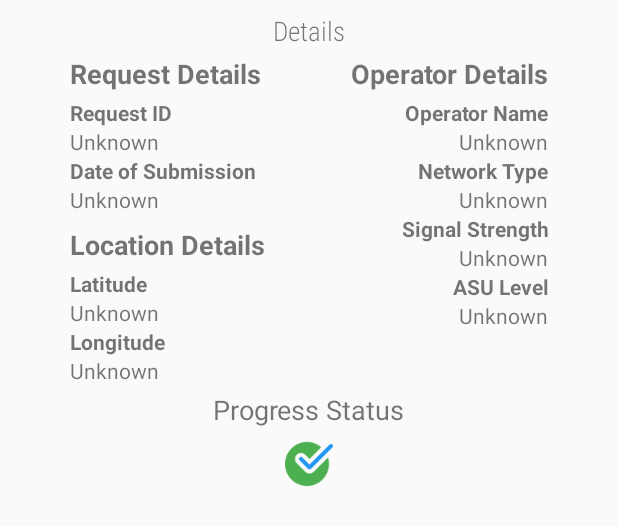
After one commit to arnabmaji/NetworkComplaints-android, an Android app: the layout dialog_request_detail.xml on its own in the app's theme, with its tools: preview values and no code run, on a phone screen of 412 x 824 dp. The commit adds this screen. Shown: the top 526 px of the screen. Run offline under Robolectric (Android 15) with nearby library versions, the phone set to English and light mode, and no system bars.

Commit message:
create dialog to view detailed info about user's each request

```diff
--- a/app/src/main/java/io/github/arnabmaji19/networkcomplaints/RequestsFragment.java
+++ b/app/src/main/java/io/github/arnabmaji19/networkcomplaints/RequestsFragment.java
@@ -73,7 +73,7 @@ public class RequestsFragment extends Fragment {
                 userRequestsAPI.addOnCompleteListener(new UserRequestsAPI.OnCompleteListener() {
                     @Override
                     public void onComplete(int statusCode, List<RequestDetails> requestDetailsList) {
-                        RequestListAdapter requestListAdapter = new RequestListAdapter(requestDetailsList);
+                        RequestListAdapter requestListAdapter = new RequestListAdapter(activity, requestDetailsList);
                         requestsRecyclerView.setAdapter(requestListAdapter);
                         layoutToggler.setVisible(userRequestsLayout);
                     }
--- /dev/null
+++ b/app/src/main/java/io/github/arnabmaji19/networkcomplaints/util/RequestDetailsDialog.java
@@ -0,0 +1,49 @@
+package io.github.arnabmaji19.networkcomplaints.util;
+
+import android.app.Dialog;
+import android.content.Context;
+import android.os.Bundle;
+import android.view.Window;
+import android.widget.ImageView;
+import android.widget.TextView;
+
+import androidx.annotation.NonNull;
+
+import io.github.arnabmaji19.networkcomplaints.R;
+import io.github.arnabmaji19.networkcomplaints.model.RequestDetails;
+
+public class RequestDetailsDialog extends Dialog {
+
+    private RequestDetails requestDetails;
+
+    public RequestDetailsDialog(@NonNull Context context, RequestDetails requestDetails) {
+        super(context);
+        this.requestDetails = requestDetails;
+    }
+
+    @Override
+    protected void onCreate(Bundle savedInstanceState) {
+        super.onCreate(savedInstanceState);
+        requestWindowFeature(Window.FEATURE_NO_TITLE);
+        setContentView(R.layout.dialog_request_detail);
+
+        //link and update text views of the dialog
+        ((TextView) findViewById(R.id.dialogRequestIdTextView)).setText(requestDetails.getId());
+        ((TextView) findViewById(R.id.dialogSubmissionDateTextView)).setText(requestDetails.getSubmissionDate());
+        ((TextView) findViewById(R.id.dialogLatitudeTextView)).setText(requestDetails.getLatitude());
+        ((TextView) findViewById(R.id.dialogLongitudeTextView)).setText(requestDetails.getLongitude());
+        ((TextView) findViewById(R.id.dialogOperatorNameTextView)).setText(requestDetails.getOperatorName());
+        ((TextView) findViewById(R.id.dialogNetworkTypeTextView)).setText(requestDetails.getNetworkType());
+        String signalStrength = requestDetails.getStrength() + " dbm";
+        ((TextView) findViewById(R.id.dialogSignalStrengthTextView)).setText(signalStrength);
+        ((TextView) findViewById(R.id.dialogAsuLevelTextView)).setText(requestDetails.getAsuLevel());
+
+        ImageView progressStatusImageView = findViewById(R.id.dialogProgressStatusImageView);
+        if (requestDetails.getStatus() == 0) {
+            progressStatusImageView.setImageResource(R.drawable.not_done);
+        } else {
+            progressStatusImageView.setImageResource(R.drawable.done);
+        }
+
+    }
+}
--- a/app/src/main/java/io/github/arnabmaji19/networkcomplaints/util/RequestListAdapter.java
+++ b/app/src/main/java/io/github/arnabmaji19/networkcomplaints/util/RequestListAdapter.java
@@ -1,5 +1,6 @@
 package io.github.arnabmaji19.networkcomplaints.util;
 
+import android.content.Context;
 import android.view.LayoutInflater;
 import android.view.View;
 import android.view.ViewGroup;
@@ -16,9 +17,11 @@ import io.github.arnabmaji19.networkcomplaints.model.RequestDetails;
 
 public class RequestListAdapter extends RecyclerView.Adapter<RequestListAdapter.RequestViewHolder> {
 
+    private Context context;
     private List<RequestDetails> requestDetailsList;
 
-    public RequestListAdapter(List<RequestDetails> requestDetailsList) {
+    public RequestListAdapter(Context context, List<RequestDetails> requestDetailsList) {
+        this.context = context;
         this.requestDetailsList = requestDetailsList;
     }
 
@@ -34,7 +37,7 @@ public class RequestListAdapter extends RecyclerView.Adapter<RequestListAdapter.
     @Override
     public void onBindViewHolder(@NonNull RequestViewHolder holder, int position) {
         //set texts in each row
-        RequestDetails details = requestDetailsList.get(position);
+        final RequestDetails details = requestDetailsList.get(position);
         holder.operatorNameTextView.setText(details.getOperatorName());
         holder.networkTypeTextView.setText(details.getNetworkType());
         holder.signalStrengthTextView.setText(details.getStrength());
@@ -45,6 +48,13 @@ public class RequestListAdapter extends RecyclerView.Adapter<RequestListAdapter.
         } else {
             holder.progressStatusImageView.setImageResource(R.drawable.not_done);
         }
+        holder.itemView.setOnClickListener(new View.OnClickListener() {
+            @Override
+            public void onClick(View view) {
+                RequestDetailsDialog dialog = new RequestDetailsDialog(context, details);
+                dialog.show();
+            }
+        });
 
     }
 
--- a/app/src/main/java/io/github/arnabmaji19/networkcomplaints/util/SimCardListAdapter.java
+++ b/app/src/main/java/io/github/arnabmaji19/networkcomplaints/util/SimCardListAdapter.java
@@ -36,7 +36,7 @@ public class SimCardListAdapter extends RecyclerView.Adapter<SimCardListAdapter.
         //populate recycler view with data
         holder.operatorNameTextView.setText(simInfo.getOperatorName());
         holder.networkTypeTextView.setText(simInfo.getNetworkType());
-        String signalStrength = simInfo.getSignalStrength() + "dbm";
+        String signalStrength = simInfo.getSignalStrength() + " dbm";
         holder.signalStrengthTextView.setText(signalStrength);
         holder.asuLevelTextView.setText(simInfo.getAsuLevel());
     }
--- a/app/src/main/res/layout/activity_main.xml
+++ b/app/src/main/res/layout/activity_main.xml
@@ -17,6 +17,7 @@
             android:layout_height="?attr/actionBarSize"
             android:id="@+id/toolbar"
             android:background="@color/colorPrimary"
+            android:elevation="8dp"
             android:theme="@style/ThemeOverlay.AppCompat.Dark.ActionBar" />
 
         <FrameLayout
--- /dev/null
+++ b/app/src/main/res/layout/dialog_request_detail.xml
@@ -0,0 +1,222 @@
+<?xml version="1.0" encoding="utf-8"?>
+<androidx.constraintlayout.widget.ConstraintLayout xmlns:android="http://schemas.android.com/apk/res/android"
+    xmlns:app="http://schemas.android.com/apk/res-auto"
+    android:layout_width="match_parent"
+    android:layout_height="wrap_content">
+
+    <TextView
+        android:id="@+id/detailsHeader"
+        android:layout_width="wrap_content"
+        android:layout_height="wrap_content"
+        android:layout_marginTop="8dp"
+        android:fontFamily="sans-serif-condensed-light"
+        android:text="@string/details"
+        android:textSize="18sp"
+        app:layout_constraintEnd_toEndOf="parent"
+        app:layout_constraintHorizontal_bias="0.5"
+        app:layout_constraintStart_toStartOf="parent"
+        app:layout_constraintTop_toTopOf="parent" />
+
+    <LinearLayout
+        android:id="@+id/linearLayout"
+        android:layout_width="wrap_content"
+        android:layout_height="wrap_content"
+        android:layout_marginStart="8dp"
+        android:layout_marginTop="4dp"
+        android:layout_marginEnd="10dp"
+        android:orientation="vertical"
+        app:layout_constraintEnd_toStartOf="@+id/linearLayout4"
+        app:layout_constraintStart_toStartOf="parent"
+        app:layout_constraintTop_toBottomOf="@+id/detailsHeader">
+
+        <TextView
+            android:id="@+id/dialogRequestDetailsHeader"
+            android:layout_width="match_parent"
+            android:layout_height="wrap_content"
+            android:text="@string/request_details"
+            android:textSize="18sp"
+            android:textStyle="bold" />
+
+        <TextView
+            android:id="@+id/dialogRequestIdHeader"
+            android:layout_width="match_parent"
+            android:layout_height="wrap_content"
+            android:layout_marginTop="4dp"
+            android:text="@string/request_id"
+            android:textStyle="bold" />
+
+        <TextView
+            android:id="@+id/dialogRequestIdTextView"
+            android:layout_width="match_parent"
+            android:layout_height="wrap_content"
+            android:text="@string/unknown" />
+
+        <TextView
+            android:id="@+id/dialogSubmissionHeader"
+            android:layout_width="match_parent"
+            android:layout_height="wrap_content"
+            android:text="@string/date_of_submission"
+            android:textStyle="bold" />
+
+        <TextView
+            android:id="@+id/dialogSubmissionDateTextView"
+            android:layout_width="match_parent"
+            android:layout_height="wrap_content"
+            android:text="@string/unknown" />
+
+    </LinearLayout>
+
+    <LinearLayout
+        android:id="@+id/linearLayout4"
+        android:layout_width="wrap_content"
+        android:layout_height="wrap_content"
+        android:layout_marginStart="10dp"
+        android:layout_marginTop="4dp"
+        android:layout_marginEnd="8dp"
+        android:orientation="vertical"
+        app:layout_constraintEnd_toEndOf="parent"
+        app:layout_constraintStart_toEndOf="@+id/linearLayout"
+        app:layout_constraintTop_toBottomOf="@+id/detailsHeader">
+
+        <TextView
+            android:id="@+id/dialogOperatorDetailsHeader"
+            android:layout_width="match_parent"
+            android:layout_height="wrap_content"
+            android:text="@string/operator_details"
+            android:textAlignment="textEnd"
+            android:textSize="18sp"
+            android:textStyle="bold" />
+
+        <TextView
+            android:id="@+id/dialogOperatorNameHeader"
+            android:layout_width="match_parent"
+            android:layout_height="wrap_content"
+            android:layout_marginTop="4dp"
+            android:text="@string/operator_name"
+            android:textAlignment="textEnd"
+            android:textStyle="bold" />
+
+        <TextView
+            android:id="@+id/dialogOperatorNameTextView"
+            android:layout_width="match_parent"
+            android:layout_height="wrap_content"
+            android:text="@string/unknown"
+            android:textAlignment="textEnd" />
+
+        <TextView
+            android:id="@+id/dialogNetworkTypeHeader"
+            android:layout_width="match_parent"
+            android:layout_height="wrap_content"
+            android:text="@string/network_type"
+            android:textAlignment="textEnd"
+            android:textStyle="bold" />
+
+        <TextView
+            android:id="@+id/dialogNetworkTypeTextView"
+            android:layout_width="match_parent"
+            android:layout_height="wrap_content"
+            android:text="@string/unknown"
+            android:textAlignment="textEnd" />
+
+        <TextView
+            android:id="@+id/dialogSignalStrengthHeader"
+            android:layout_width="match_parent"
+            android:layout_height="wrap_content"
+            android:text="@string/signal_strength"
+            android:textAlignment="textEnd"
+            android:textStyle="bold" />
+
+        <TextView
+            android:id="@+id/dialogSignalStrengthTextView"
+            android:layout_width="match_parent"
+            android:layout_height="wrap_content"
+            android:text="@string/unknown"
+            android:textAlignment="textEnd" />
+
+        <TextView
+            android:id="@+id/dialogAsuLevelHeader"
+            android:layout_width="match_parent"
+            android:layout_height="wrap_content"
+            android:text="@string/asu_level"
+            android:textAlignment="textEnd"
+            android:textStyle="bold" />
+
+        <TextView
+            android:id="@+id/dialogAsuLevelTextView"
+            android:layout_width="match_parent"
+            android:layout_height="wrap_content"
+            android:text="@string/unknown"
+            android:textAlignment="textEnd" />
+    </LinearLayout>
+
+    <LinearLayout
+        android:id="@+id/linearLayout5"
+        android:layout_width="wrap_content"
+        android:layout_height="wrap_content"
+        android:layout_marginTop="8dp"
+        android:orientation="vertical"
+        app:layout_constraintStart_toStartOf="@+id/linearLayout"
+        app:layout_constraintTop_toBottomOf="@+id/linearLayout">
+
+        <TextView
+            android:id="@+id/dialogLocationDetailsHeader"
+            android:layout_width="match_parent"
+            android:layout_height="wrap_content"
+            android:text="@string/location_details"
+            android:textSize="18sp"
+            android:textStyle="bold" />
+
+        <TextView
+            android:id="@+id/dialogLatitudeHeader"
+            android:layout_width="match_parent"
+            android:layout_height="wrap_content"
+            android:layout_marginTop="4dp"
+            android:text="@string/latitude"
+            android:textStyle="bold" />
+
+        <TextView
+            android:id="@+id/dialogLatitudeTextView"
+            android:layout_width="match_parent"
+            android:layout_height="wrap_content"
+            android:text="@string/unknown" />
+
+        <TextView
+            android:id="@+id/dialogLongitudeHeader"
+            android:layout_width="match_parent"
+            android:layout_height="wrap_content"
+            android:text="@string/longitude"
+            android:textStyle="bold" />
+
+        <TextView
+            android:id="@+id/dialogLongitudeTextView"
+            android:layout_width="match_parent"
+            android:layout_height="wrap_content"
+            android:text="@string/unknown" />
+    </LinearLayout>
+
+    <TextView
+        android:id="@+id/textView33"
+        android:layout_width="wrap_content"
+        android:layout_height="wrap_content"
+        android:layout_marginTop="4dp"
+        android:text="@string/progress_status"
+        android:textSize="18sp"
+        app:layout_constraintEnd_toEndOf="parent"
+        app:layout_constraintHorizontal_bias="0.5"
+        app:layout_constraintStart_toStartOf="parent"
+        app:layout_constraintTop_toBottomOf="@+id/linearLayout5" />
+
+    <ImageView
+        android:id="@+id/dialogProgressStatusImageView"
+        android:layout_width="wrap_content"
+        android:layout_height="wrap_content"
+        android:layout_marginTop="8dp"
+        android:layout_marginBottom="8dp"
+        app:layout_constraintBottom_toBottomOf="parent"
+        app:layout_constraintEnd_toEndOf="parent"
+        app:layout_constraintHorizontal_bias="0.5"
+        app:layout_constraintStart_toStartOf="parent"
+        app:layout_constraintTop_toBottomOf="@+id/textView33"
+        app:srcCompat="@drawable/done" />
+
+</androidx.constraintlayout.widget.ConstraintLayout>
--- a/app/src/main/res/layout/fragment_requests.xml
+++ b/app/src/main/res/layout/fragment_requests.xml
@@ -90,32 +90,20 @@
         android:id="@+id/userRequestsLayout"
         android:layout_width="match_parent"
         android:layout_height="match_parent"
-        android:visibility="gone"
+        android:visibility="visible"
         app:layout_constraintBottom_toBottomOf="parent"
         app:layout_constraintEnd_toEndOf="parent"
         app:layout_constraintStart_toStartOf="parent"
         app:layout_constraintTop_toTopOf="parent">
 
-        <TextView
-            android:id="@+id/textView8"
-            android:layout_width="wrap_content"
-            android:layout_height="wrap_content"
-            android:layout_marginTop="8dp"
-            android:fontFamily="sans-serif-condensed-light"
-            android:text="@string/my_requests"
-            android:textSize="18sp"
-            app:layout_constraintEnd_toEndOf="parent"
-            app:layout_constraintHorizontal_bias="0.5"
-            app:layout_constraintStart_toStartOf="parent"
-            app:layout_constraintTop_toTopOf="parent" />
-
         <androidx.recyclerview.widget.RecyclerView
             android:id="@+id/requestsRecyclerView"
             android:layout_width="0dp"
             android:layout_height="0dp"
+            android:layout_marginTop="2dp"
             app:layout_constraintBottom_toBottomOf="parent"
             app:layout_constraintEnd_toEndOf="parent"
             app:layout_constraintStart_toStartOf="parent"
-            app:layout_constraintTop_toBottomOf="@+id/textView8" />
+            app:layout_constraintTop_toTopOf="parent" />
     </androidx.constraintlayout.widget.ConstraintLayout>
 </androidx.constraintlayout.widget.ConstraintLayout>
--- a/app/src/main/res/values/strings.xml
+++ b/app/src/main/res/values/strings.xml
@@ -53,4 +53,9 @@
     <string name="clear_device_report_pref">Clear Device Report</string>
     <string name="clear_device_report_pref_sum">Delete your saved device report</string>
 
+    <string name="details">Details</string>
+    <string name="request_id">Request ID</string>
+    <string name="request_details">Request Details</string>
+    <string name="operator_details">Operator Details</string>
+
 </resources>
```
